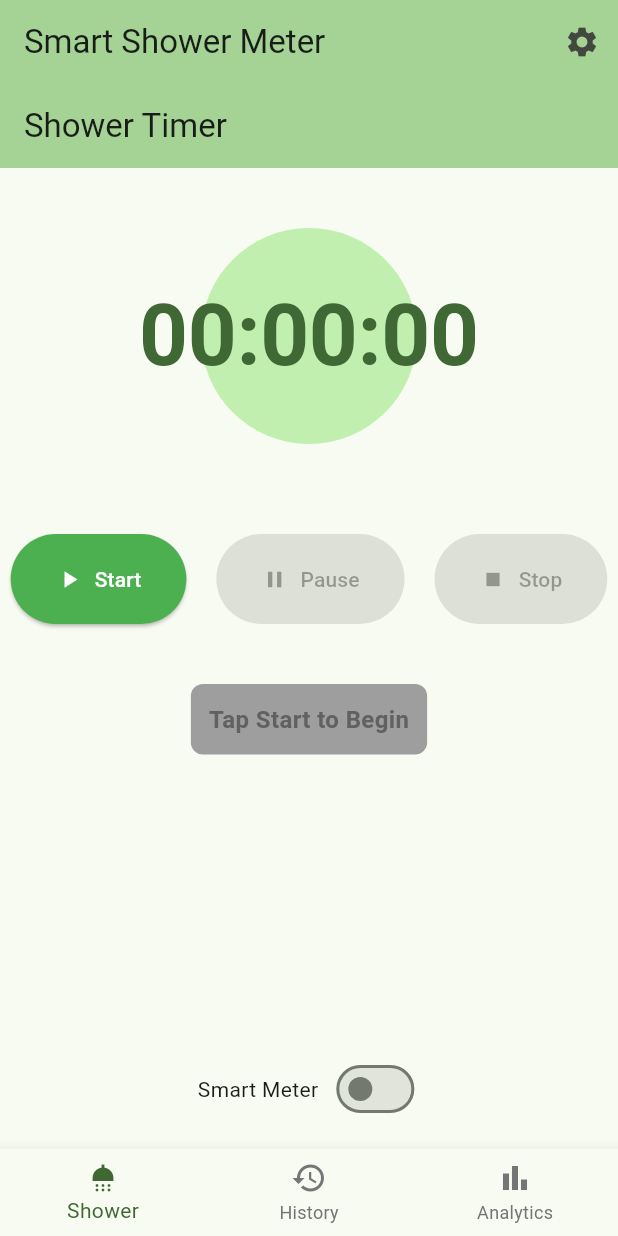
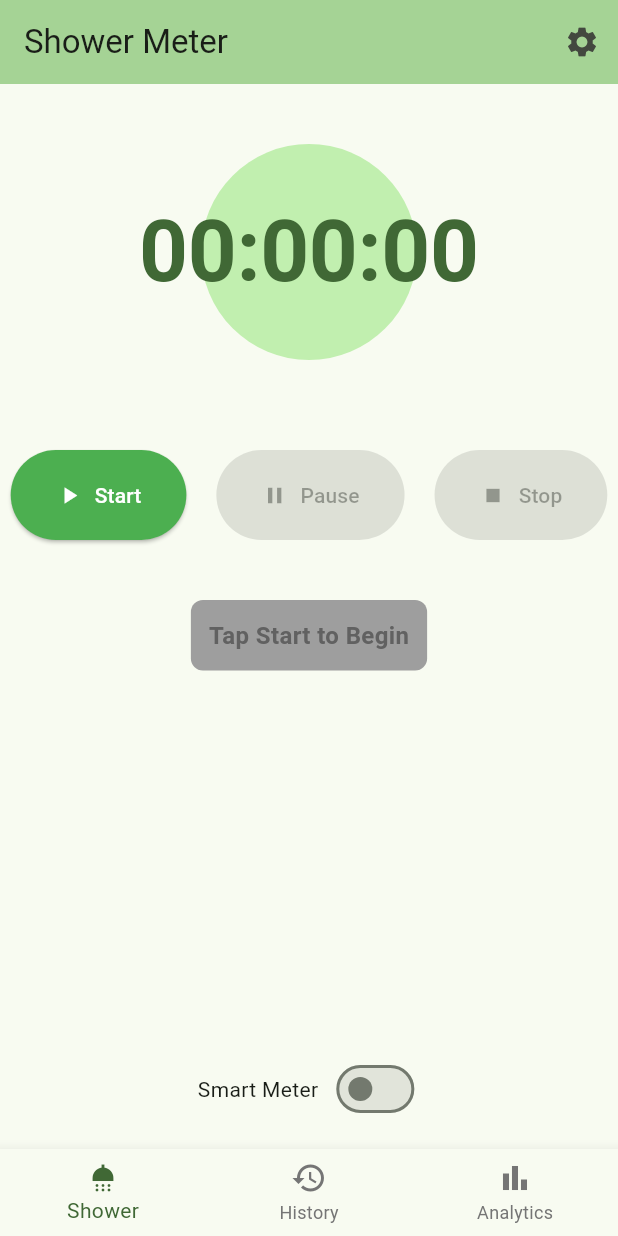
Before and after one commit to neo2100/smart_shower_meter, a Flutter app: the screen it shows after launch, on a phone screen of 412 x 824 dp. Run offline on Flutter 3.47's test engine with Material 3 defaults, Android fonts, the phone set to English and light mode, and no system bars; our stand-ins replace permission_handler, shared_preferences; missing offline and left inert: record.

Commit message:
fix additional appBar

```diff
--- a/lib/pages/combined_page.dart
+++ b/lib/pages/combined_page.dart
@@ -25,7 +25,7 @@ class _CombinedPageState extends State<CombinedPage> {
   Widget build(BuildContext context) {
     return Scaffold(
       appBar: AppBar(
-        title: const Text('Smart Shower Meter'),
+        title: const Text('Shower Meter'),
         backgroundColor: Theme.of(context).colorScheme.inversePrimary,
         actions: [
           IconButton(
--- a/lib/pages/smart_meter_page.dart
+++ b/lib/pages/smart_meter_page.dart
@@ -211,10 +211,6 @@ class _SmartMeterPageState extends State<SmartMeterPage> {
   @override
   Widget build(BuildContext context) {
     return Scaffold(
-      appBar: AppBar(
-        title: const Text('Smart Shower Meter'),
-        backgroundColor: Theme.of(context).colorScheme.inversePrimary,
-      ),
       body: SingleChildScrollView(
         padding: const EdgeInsets.only(top: 40),
         child: Center(
--- a/lib/pages/timer_page.dart
+++ b/lib/pages/timer_page.dart
@@ -118,10 +118,6 @@ class _TimerPageState extends State<TimerPage> {
   @override
   Widget build(BuildContext context) {
     return Scaffold(
-      appBar: AppBar(
-        title: const Text('Shower Timer'),
-        backgroundColor: Theme.of(context).colorScheme.inversePrimary,
-      ),
       body: SingleChildScrollView(
         padding: const EdgeInsets.only(top: 40),
         child: Center(
```
